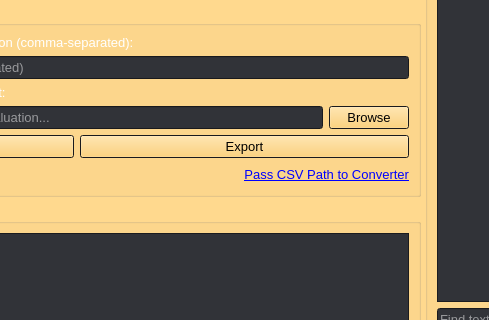
Above: src/resources/ui/XMLuvation.ui from zaricj/XMLuvation before the change; both pictures show x 287 to 776 and y 536 to 856 of the 1275 by 949 pixel window. Below: the same form after it.
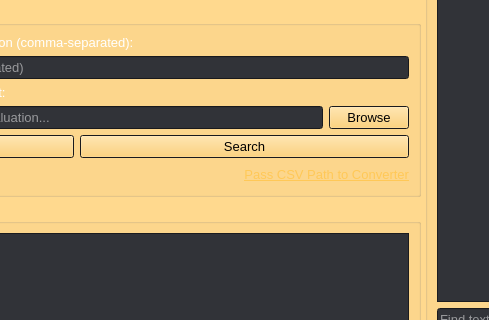
That is the form after the change. Icons and pictures are not drawn.

The edit to the form file:
```diff
--- a/src/resources/ui/XMLuvation.ui
+++ b/src/resources/ui/XMLuvation.ui
@@ -1317,7 +1317,7 @@
                     <string>Search the XML files and export the results to the CSV file.</string>
                    </property>
                    <property name="text">
-                    <string>Export</string>
+                    <string>Search</string>
                    </property>
                   </widget>
                  </item>
@@ -1385,15 +1385,24 @@
                      <pointsize>10</pointsize>
                      <italic>false</italic>
                      <bold>false</bold>
-                     <underline>true</underline>
+                     <underline>false</underline>
                      <strikeout>false</strikeout>
                     </font>
                    </property>
                    <property name="layoutDirection">
                     <enum>Qt::LayoutDirection::LeftToRight</enum>
                    </property>
+                   <property name="styleSheet">
+                    <string notr="true"/>
+                   </property>
+                   <property name="frameShape">
+                    <enum>QFrame::Shape::NoFrame</enum>
+                   </property>
+                   <property name="frameShadow">
+                    <enum>QFrame::Shadow::Plain</enum>
+                   </property>
                    <property name="text">
-                    <string>&lt;a href=&quot;#&quot;&gt;Pass CSV Path to Converter&lt;/a&gt;</string>
+                    <string>&lt;a href=&quot;#&quot; style=&quot;color: #ffc857&quot;&gt;Pass CSV Path to Converter&lt;/a&gt;</string>
                    </property>
                    <property name="alignment">
                     <set>Qt::AlignmentFlag::AlignRight|Qt::AlignmentFlag::AlignTrailing|Qt::AlignmentFlag::AlignVCenter</set>
```
Left out of the diff: 10 changed lines with no effect on the pictures.
